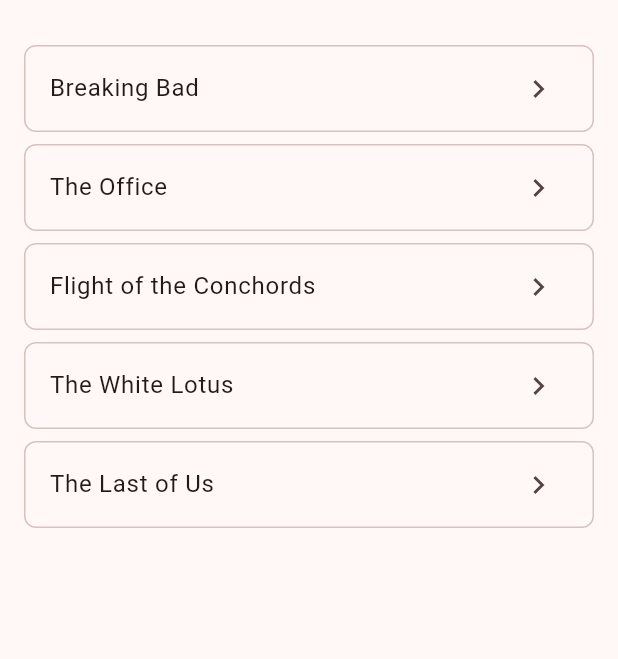
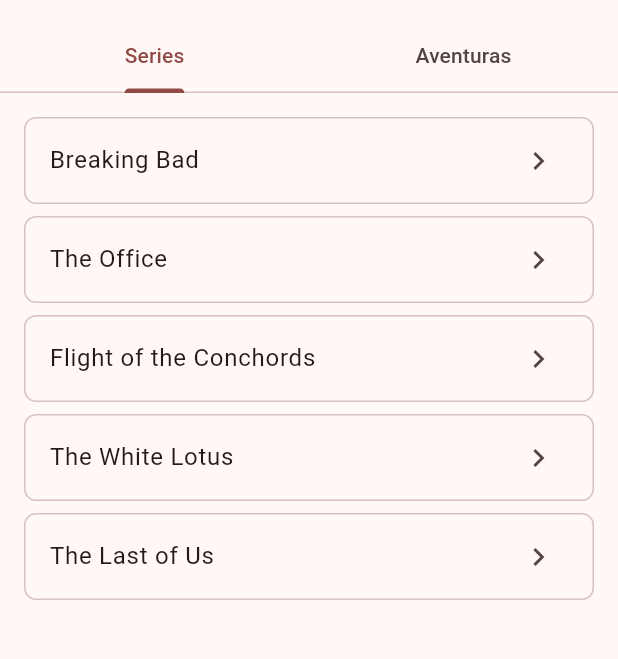
Before and after one commit to davich/spanshow, a Flutter app: the screen it shows after launch, on a phone screen of 412 x 824 dp, the part 63-722 px from its top. Run offline on Flutter 3.47's test engine with Material 3 defaults, Android fonts, the phone set to English and light mode, and no system bars; our stand-ins replace shared_preferences.

Commit message:
Add choose-your-own-adventure stories category
Adds a new "Aventuras" tab to the home screen alongside "Series", with full choose-your-own-adventure support. Each story has pages of paragraphs and branching choices; pages with no choices are story endings. Spanish text is shown by default; tapping any paragraph or choice reveals the English translation (same mechanic as series). Includes a complete first story, "El Tesoro Perdido", with 10 pages and 4 different endings.

- lib/models/adventure_story.dart – AdventureStory model (id, title, startPageId)
- lib/models/adventure_page.dart – AdventurePage model (paragraphs + choices; isEnding getter)
- lib/models/adventure_choice.dart – AdventureChoice model (bilingual text + target page id)
- lib/data/content_repository.dart – loadAdventureStories() and loadAdventurePage()
- lib/widgets/choice_tile.dart – tap-to-reveal-English tile with navigation arrow
- lib/screens/adventure_page_screen.dart – page viewer with ¿Qué haces? choices and Fin ending
- lib/screens/shows_screen.dart – converted to tabbed home (Series / Aventuras)
- assets/adventures.json – story index
- assets/adventures/el-tesoro-perdido/*.json – 10 story pages

https://claude.ai/code/session_01DXJguR3WY3u4rTvUXBHeRZ

```diff
--- a/lib/data/content_repository.dart
+++ b/lib/data/content_repository.dart
@@ -2,6 +2,8 @@ import 'dart:convert';
 import 'package:flutter/services.dart';
 import '../models/show.dart';
 import '../models/episode.dart';
+import '../models/adventure_story.dart';
+import '../models/adventure_page.dart';
 
 class ContentRepository {
   static Future<List<Show>> loadShows() async {
@@ -16,4 +18,15 @@ class ContentRepository {
     final data = await rootBundle.loadString('assets/content/$showId/s${s}e$e.json');
     return Episode.fromJson(jsonDecode(data) as Map<String, dynamic>);
   }
+
+  static Future<List<AdventureStory>> loadAdventureStories() async {
+    final data = await rootBundle.loadString('assets/adventures.json');
+    final list = jsonDecode(data) as List;
+    return list.map((e) => AdventureStory.fromJson(e as Map<String, dynamic>)).toList();
+  }
+
+  static Future<AdventurePage> loadAdventurePage(String storyId, String pageId) async {
+    final data = await rootBundle.loadString('assets/adventures/$storyId/$pageId.json');
+    return AdventurePage.fromJson(jsonDecode(data) as Map<String, dynamic>);
+  }
 }
--- /dev/null
+++ b/lib/models/adventure_page.dart
@@ -0,0 +1,26 @@
+import 'paragraph.dart';
+import 'adventure_choice.dart';
+
+class AdventurePage {
+  final String id;
+  final List<Paragraph> paragraphs;
+  final List<AdventureChoice> choices;
+
+  const AdventurePage({
+    required this.id,
+    required this.paragraphs,
+    required this.choices,
+  });
+
+  bool get isEnding => choices.isEmpty;
+
+  factory AdventurePage.fromJson(Map<String, dynamic> json) => AdventurePage(
+        id: json['id'] as String,
+        paragraphs: (json['paragraphs'] as List)
+            .map((p) => Paragraph.fromJson(p as Map<String, dynamic>))
+            .toList(),
+        choices: ((json['choices'] as List?) ?? [])
+            .map((c) => AdventureChoice.fromJson(c as Map<String, dynamic>))
+            .toList(),
+      );
+}
--- /dev/null
+++ b/lib/models/adventure_story.dart
@@ -0,0 +1,17 @@
+class AdventureStory {
+  final String id;
+  final String title;
+  final String startPageId;
+
+  const AdventureStory({
+    required this.id,
+    required this.title,
+    required this.startPageId,
+  });
+
+  factory AdventureStory.fromJson(Map<String, dynamic> json) => AdventureStory(
+        id: json['id'] as String,
+        title: json['title'] as String,
+        startPageId: json['startPageId'] as String,
+      );
+}
--- a/lib/screens/shows_screen.dart
+++ b/lib/screens/shows_screen.dart
@@ -1,10 +1,12 @@
 import 'package:flutter/material.dart';
 import '../data/content_repository.dart';
 import '../models/show.dart';
+import '../models/adventure_story.dart';
 import '../models/show_progress.dart';
 import '../services/progress_service.dart';
 import 'episode_screen.dart';
 import 'seasons_screen.dart';
+import 'adventure_page_screen.dart';
 
 class ShowsScreen extends StatefulWidget {
   const ShowsScreen({super.key});
@@ -15,20 +17,25 @@ class ShowsScreen extends StatefulWidget {
 
 class _ShowsScreenState extends State<ShowsScreen> {
   List<Show> _shows = [];
+  List<AdventureStory> _adventures = [];
   Map<String, ShowProgress?> _progressMap = {};
   bool _loading = true;
 
   @override
   void initState() {
     super.initState();
-    _loadShows();
+    _loadContent();
   }
 
-  Future<void> _loadShows() async {
-    final shows = await ContentRepository.loadShows();
+  Future<void> _loadContent() async {
+    final results = await Future.wait([
+      ContentRepository.loadShows(),
+      ContentRepository.loadAdventureStories(),
+    ]);
     if (!mounted) return;
     setState(() {
-      _shows = shows;
+      _shows = results[0] as List<Show>;
+      _adventures = results[1] as List<AdventureStory>;
       _loading = false;
     });
     _refreshProgress();
@@ -68,11 +75,33 @@ class _ShowsScreenState extends State<ShowsScreen> {
 
   @override
   Widget build(BuildContext context) {
-    return Scaffold(
-      appBar: AppBar(title: const Text('SpanShow'), centerTitle: true),
+    return DefaultTabController(
+      length: 2,
+      child: Scaffold(
+        appBar: AppBar(
+          title: const Text('SpanShow'),
+          centerTitle: true,
+          bottom: const TabBar(
+            tabs: [
+              Tab(text: 'Series'),
+              Tab(text: 'Aventuras'),
+            ],
+          ),
+        ),
         body: _loading
             ? const Center(child: CircularProgressIndicator())
-          : ListView.separated(
+            : TabBarView(
+                children: [
+                  _buildSeriesList(),
+                  _buildAdventuresList(),
+                ],
+              ),
+      ),
+    );
+  }
+
+  Widget _buildSeriesList() {
+    return ListView.separated(
       padding: EdgeInsets.fromLTRB(
           16, 16, 16, 16 + MediaQuery.of(context).padding.bottom),
       itemCount: _shows.length,
@@ -85,10 +114,8 @@ class _ShowsScreenState extends State<ShowsScreen> {
           subtitle: progress != null
               ? Text(
                   'T${progress.season}E${progress.episode} · ¶${progress.paragraphIndex + 1}',
-                          style:
-                              Theme.of(context).textTheme.bodySmall?.copyWith(
-                                    color:
-                                        Theme.of(context).colorScheme.primary,
+                  style: Theme.of(context).textTheme.bodySmall?.copyWith(
+                        color: Theme.of(context).colorScheme.primary,
                       ),
                 )
               : null,
@@ -96,13 +123,51 @@ class _ShowsScreenState extends State<ShowsScreen> {
           shape: RoundedRectangleBorder(
             borderRadius: BorderRadius.circular(8),
             side: BorderSide(
-                        color:
-                            Theme.of(context).colorScheme.outlineVariant),
+                color: Theme.of(context).colorScheme.outlineVariant),
           ),
           onTap: () => _openShow(context, show),
         );
       },
+    );
+  }
+
+  Widget _buildAdventuresList() {
+    if (_adventures.isEmpty) {
+      return Center(
+        child: Text(
+          'No hay aventuras disponibles.',
+          style: Theme.of(context).textTheme.bodyMedium?.copyWith(
+                color: Theme.of(context).colorScheme.onSurfaceVariant,
+              ),
         ),
       );
     }
+    return ListView.separated(
+      padding: EdgeInsets.fromLTRB(
+          16, 16, 16, 16 + MediaQuery.of(context).padding.bottom),
+      itemCount: _adventures.length,
+      separatorBuilder: (_, __) => const SizedBox(height: 8),
+      itemBuilder: (context, index) {
+        final story = _adventures[index];
+        return ListTile(
+          title: Text(story.title),
+          trailing: const Icon(Icons.chevron_right),
+          shape: RoundedRectangleBorder(
+            borderRadius: BorderRadius.circular(8),
+            side: BorderSide(
+                color: Theme.of(context).colorScheme.outlineVariant),
+          ),
+          onTap: () => Navigator.push(
+            context,
+            MaterialPageRoute(
+              builder: (_) => AdventurePageScreen(
+                story: story,
+                pageId: story.startPageId,
+              ),
+            ),
+          ),
+        );
+      },
+    );
   }
+}
--- a/pubspec.yaml
+++ b/pubspec.yaml
@@ -60,11 +60,13 @@ flutter:
 
   assets:
     - assets/shows.json
+    - assets/adventures.json
     - assets/content/breaking-bad/
     - assets/content/the-office/
     - assets/content/flight-of-the-conchords/
     - assets/content/white-lotus/
     - assets/content/the-last-of-us/
+    - assets/adventures/el-tesoro-perdido/
 
   # An image asset can refer to one or more resolution-specific "variants", see
   # https://flutter.dev/to/resolution-aware-images
```
Also changed, not shown: assets/adventures.json (added, +7 -0 lines), assets/adventures/el-tesoro-perdido/page-around-cave.json (added, +29 -0 lines), assets/adventures/el-tesoro-perdido/page-cross-river.json (added, +26 -0 lines), assets/adventures/el-tesoro-perdido/page-east-path.json (added, +29 -0 lines), assets/adventures/el-tesoro-perdido/page-enter-cave.json (added, +26 -0 lines), assets/adventures/el-tesoro-perdido/page-enter-house.json (added, +30 -0 lines), assets/adventures/el-tesoro-perdido/page-follow-bank.json (added, +29 -0 lines), assets/adventures/el-tesoro-perdido/page-lost-in-forest.json (added, +26 -0 lines), assets/adventures/el-tesoro-perdido/page-north-path.json (added, +29 -0 lines), assets/adventures/el-tesoro-perdido/page-start.json (added, +29 -0 lines), assets/adventures/el-tesoro-perdido/page-top-of-hill.json (added, +30 -0 lines), lib/models/adventure_choice.dart (added, +16 -0 lines), lib/screens/adventure_page_screen.dart (added, +156 -0 lines), lib/widgets/choice_tile.dart (added, +87 -0 lines). Lines whose indentation alone changed are shown as unchanged.
